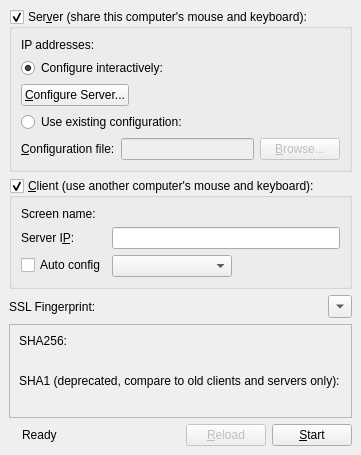
Qt form src/gui/src/MainWindow.ui (pedro-lucaas/inputServer) before a commit.
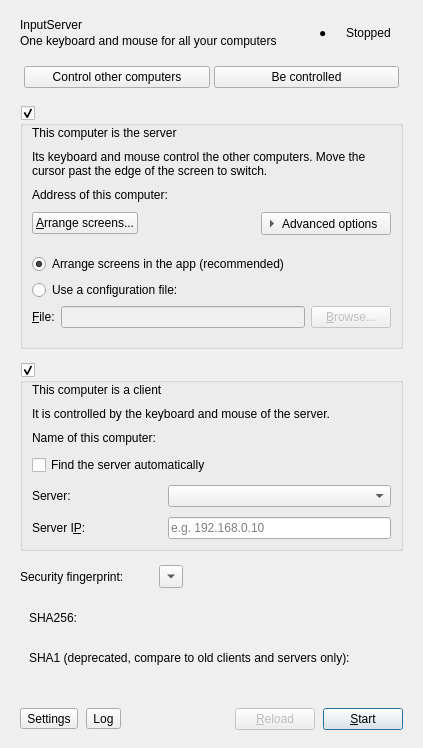
The same form after that commit.

```diff
--- a/src/gui/src/MainWindow.ui
+++ b/src/gui/src/MainWindow.ui
@@ -12,20 +12,165 @@
    <string>InputServer</string>
   </property>
   <widget class="QWidget" name="centralwidget">
-   <layout class="QVBoxLayout" name="verticalLayout_2">
+   <layout class="QVBoxLayout" name="layoutMain">
+    <property name="spacing">
+     <number>14</number>
+    </property>
     <property name="sizeConstraint">
      <enum>QLayout::SetFixedSize</enum>
     </property>
+    <property name="leftMargin">
+     <number>20</number>
+    </property>
+    <property name="topMargin">
+     <number>18</number>
+    </property>
+    <property name="rightMargin">
+     <number>20</number>
+    </property>
+    <property name="bottomMargin">
+     <number>18</number>
+    </property>
+    <item>
+     <layout class="QHBoxLayout" name="layoutHeader">
+      <property name="spacing">
+       <number>12</number>
+      </property>
+      <item>
+       <layout class="QVBoxLayout" name="layoutTitle">
+        <property name="spacing">
+         <number>2</number>
+        </property>
+        <item>
+         <widget class="QLabel" name="labelAppTitle">
+          <property name="text">
+           <string notr="true">InputServer</string>
+          </property>
+         </widget>
+        </item>
+        <item>
+         <widget class="QLabel" name="labelAppSubtitle">
+          <property name="text">
+           <string>One keyboard and mouse for all your computers</string>
+          </property>
+         </widget>
+        </item>
+       </layout>
+      </item>
+      <item>
+       <spacer name="spacerHeader">
+        <property name="orientation">
+         <enum>Qt::Horizontal</enum>
+        </property>
+        <property name="sizeHint" stdset="0">
+         <size>
+          <width>20</width>
+          <height>10</height>
+         </size>
+        </property>
+       </spacer>
+      </item>
+      <item alignment="Qt::AlignVCenter">
+       <widget class="QFrame" name="frameStatusPill">
+        <layout class="QHBoxLayout" name="layoutStatusPill">
+         <property name="spacing">
+          <number>6</number>
+         </property>
+         <property name="leftMargin">
+          <number>10</number>
+         </property>
+         <property name="topMargin">
+          <number>4</number>
+         </property>
+         <property name="rightMargin">
+          <number>12</number>
+         </property>
+         <property name="bottomMargin">
+          <number>4</number>
+         </property>
+         <item>
+          <widget class="QLabel" name="labelStatusDot">
+           <property name="text">
+            <string notr="true">●</string>
+           </property>
+          </widget>
+         </item>
+         <item>
+          <widget class="QLabel" name="m_pLabelPadlock">
+           <property name="text">
+            <string/>
+           </property>
+          </widget>
+         </item>
+         <item>
+          <widget class="QLabel" name="m_pStatusLabel">
+           <property name="text">
+            <string>Stopped</string>
+           </property>
+          </widget>
+         </item>
+        </layout>
+       </widget>
+      </item>
+     </layout>
+    </item>
+    <item>
+     <widget class="QFrame" name="frameRoleSwitch">
+      <layout class="QHBoxLayout" name="layoutRoleSwitch">
+       <property name="spacing">
+        <number>4</number>
+       </property>
+       <property name="leftMargin">
+        <number>4</number>
+       </property>
+       <property name="topMargin">
+        <number>4</number>
+       </property>
+       <property name="rightMargin">
+        <number>4</number>
+       </property>
+       <property name="bottomMargin">
+        <number>4</number>
+       </property>
+       <item>
+        <widget class="QPushButton" name="buttonRoleServer">
+         <property name="text">
+          <string>Control other computers</string>
+         </property>
+         <property name="toolTip">
+          <string>Server: the keyboard and mouse of this computer control the others</string>
+         </property>
+         <property name="checkable">
+          <bool>true</bool>
+         </property>
+         <property name="autoDefault">
+          <bool>false</bool>
+         </property>
+        </widget>
+       </item>
+       <item>
+        <widget class="QPushButton" name="buttonRoleClient">
+         <property name="text">
+          <string>Be controlled</string>
+         </property>
+         <property name="toolTip">
+          <string>Client: this computer is controlled by another computer's keyboard and mouse</string>
+         </property>
+         <property name="checkable">
+          <bool>true</bool>
+         </property>
+         <property name="autoDefault">
+          <bool>false</bool>
+         </property>
+        </widget>
+       </item>
+      </layout>
+     </widget>
+    </item>
     <item>
      <widget class="QGroupBox" name="m_pGroupServer">
-      <property name="sizePolicy">
-       <sizepolicy hsizetype="Preferred" vsizetype="Preferred">
-        <horstretch>0</horstretch>
-        <verstretch>0</verstretch>
-       </sizepolicy>
-      </property>
       <property name="title">
-       <string>Ser&amp;ver (share this computer's mouse and keyboard):</string>
+       <string notr="true"/>
       </property>
       <property name="checkable">
        <bool>true</bool>
@@ -33,16 +178,51 @@
       <property name="checked">
        <bool>true</bool>
       </property>
-      <layout class="QVBoxLayout">
+      <property name="card" stdset="0">
+       <bool>true</bool>
+      </property>
+      <layout class="QVBoxLayout" name="layoutServerCard">
+       <property name="spacing">
+        <number>10</number>
+       </property>
+       <property name="topMargin">
+        <number>0</number>
+       </property>
        <item>
-        <layout class="QFormLayout" name="formLayout">
+        <widget class="QLabel" name="labelServerCardTitle">
+         <property name="text">
+          <string>This computer is the server</string>
+         </property>
+         <property name="cardTitle" stdset="0">
+          <bool>true</bool>
+         </property>
+        </widget>
+       </item>
+       <item>
+        <widget class="QLabel" name="labelServerCardHint">
+         <property name="text">
+          <string>Its keyboard and mouse control the other computers. Move the cursor past the edge of the screen to switch.</string>
+         </property>
+         <property name="wordWrap">
+          <bool>true</bool>
+         </property>
+         <property name="hint" stdset="0">
+          <bool>true</bool>
+         </property>
+        </widget>
+       </item>
+       <item>
+        <layout class="QFormLayout" name="layoutServerForm">
          <property name="fieldGrowthPolicy">
           <enum>QFormLayout::AllNonFixedFieldsGrow</enum>
          </property>
+         <property name="horizontalSpacing">
+          <number>12</number>
+         </property>
          <item row="0" column="0">
           <widget class="QLabel" name="label_2">
            <property name="text">
-            <string>IP addresses:</string>
+            <string>Address of this computer:</string>
            </property>
           </widget>
          </item>
@@ -56,90 +236,118 @@
         </layout>
        </item>
        <item>
-        <widget class="QRadioButton" name="m_pRadioInternalConfig">
-         <property name="text">
-          <string>Configure interactively:</string>
-         </property>
-         <property name="checked">
-          <bool>true</bool>
-         </property>
-        </widget>
-       </item>
-       <item>
-        <layout class="QHBoxLayout" name="horizontalLayout_4">
+        <layout class="QHBoxLayout" name="layoutServerActions">
          <item>
           <widget class="QPushButton" name="m_pButtonConfigureServer">
            <property name="text">
-            <string>&amp;Configure Server...</string>
+            <string>&amp;Arrange screens...</string>
+           </property>
+           <property name="autoDefault">
+            <bool>false</bool>
            </property>
           </widget>
          </item>
          <item>
-          <spacer>
+          <spacer name="spacerServerActions">
            <property name="orientation">
             <enum>Qt::Horizontal</enum>
            </property>
            <property name="sizeHint" stdset="0">
             <size>
-             <width>40</width>
-             <height>20</height>
+             <width>20</width>
+             <height>10</height>
             </size>
            </property>
           </spacer>
          </item>
+         <item>
+          <widget class="QToolButton" name="toolbutton_server_advanced">
+           <property name="text">
+            <string>Advanced options</string>
+           </property>
+           <property name="checkable">
+            <bool>true</bool>
+           </property>
+           <property name="toolButtonStyle">
+            <enum>Qt::ToolButtonTextBesideIcon</enum>
+           </property>
+           <property name="arrowType">
+            <enum>Qt::RightArrow</enum>
+           </property>
+          </widget>
+         </item>
         </layout>
        </item>
        <item>
-        <widget class="QRadioButton" name="m_pRadioExternalConfig">
-         <property name="text">
-          <string>Use existing configuration:</string>
-         </property>
+        <widget class="QFrame" name="frame_server_advanced">
+         <layout class="QVBoxLayout" name="layoutServerAdvanced">
+          <property name="leftMargin">
+           <number>0</number>
+          </property>
+          <property name="rightMargin">
+           <number>0</number>
+          </property>
+          <item>
+           <widget class="QRadioButton" name="m_pRadioInternalConfig">
+            <property name="text">
+             <string>Arrange screens in the app (recommended)</string>
+            </property>
+            <property name="checked">
+             <bool>true</bool>
+            </property>
+           </widget>
+          </item>
+          <item>
+           <widget class="QRadioButton" name="m_pRadioExternalConfig">
+            <property name="text">
+             <string>Use a configuration file:</string>
+            </property>
+           </widget>
+          </item>
+          <item>
+           <layout class="QHBoxLayout" name="layoutConfigFile">
+            <item>
+             <widget class="QLabel" name="m_pLabelConfigurationFile">
+              <property name="text">
+               <string>&amp;File:</string>
+              </property>
+              <property name="buddy">
+               <cstring>m_pLineEditConfigFile</cstring>
+              </property>
+             </widget>
+            </item>
+            <item>
+             <widget class="QLineEdit" name="m_pLineEditConfigFile">
+              <property name="enabled">
+               <bool>false</bool>
+              </property>
+             </widget>
+            </item>
+            <item>
+             <widget class="QPushButton" name="m_pButtonBrowseConfigFile">
+              <property name="enabled">
+               <bool>false</bool>
+              </property>
+              <property name="text">
+               <string>&amp;Browse...</string>
+              </property>
+              <property name="autoDefault">
+               <bool>false</bool>
+              </property>
+             </widget>
+            </item>
+           </layout>
+          </item>
+         </layout>
         </widget>
        </item>
-       <item>
-        <layout class="QHBoxLayout">
-         <item>
-          <widget class="QLabel" name="m_pLabelConfigurationFile">
-           <property name="text">
-            <string>&amp;Configuration file:</string>
-           </property>
-           <property name="buddy">
-            <cstring>m_pLineEditConfigFile</cstring>
-           </property>
-          </widget>
-         </item>
-         <item>
-          <widget class="QLineEdit" name="m_pLineEditConfigFile">
-           <property name="enabled">
-            <bool>false</bool>
-           </property>
-          </widget>
-         </item>
-         <item>
-          <widget class="QPushButton" name="m_pButtonBrowseConfigFile">
-           <property name="enabled">
-            <bool>false</bool>
-           </property>
-           <property name="text">
-            <string>&amp;Browse...</string>
-           </property>
-          </widget>
-         </item>
-        </layout>
-       </item>
       </layout>
      </widget>
     </item>
     <item>
      <widget class="QGroupBox" name="m_pGroupClient">
-      <property name="sizePolicy">
-       <sizepolicy hsizetype="Preferred" vsizetype="Preferred">
-        <horstretch>0</horstretch>
-        <verstretch>0</verstretch>
-       </sizepolicy>
-      </property>
       <property name="title">
-       <string>&amp;Client (use another computer's mouse and keyboard):</string>
+       <string notr="true"/>
       </property>
       <property name="checkable">
        <bool>true</bool>
@@ -147,59 +355,109 @@
       <property name="checked">
        <bool>true</bool>
       </property>
-      <layout class="QFormLayout" name="formLayout_3">
-       <property name="fieldGrowthPolicy">
-        <enum>QFormLayout::AllNonFixedFieldsGrow</enum>
+      <property name="card" stdset="0">
+       <bool>true</bool>
+      </property>
+      <layout class="QVBoxLayout" name="layoutClientCard">
+       <property name="spacing">
+        <number>10</number>
        </property>
-       <item row="0" column="0">
-        <widget class="QLabel" name="label_5">
+       <property name="topMargin">
+        <number>0</number>
+       </property>
+       <item>
+        <widget class="QLabel" name="labelClientCardTitle">
          <property name="text">
-          <string>Screen name:</string>
+          <string>This computer is a client</string>
          </property>
-        </widget>
-       </item>
-       <item row="0" column="1">
-        <widget class="QLabel" name="m_pLabelScreenName">
-         <property name="text">
-          <string notr="true"/>
+         <property name="cardTitle" stdset="0">
+          <bool>true</bool>
          </property>
         </widget>
        </item>
-       <item row="2" column="0">
-        <widget class="QLabel" name="m_pLabelServerName">
+       <item>
+        <widget class="QLabel" name="labelClientCardHint">
          <property name="text">
-          <string>Server I&amp;P:</string>
+          <string>It is controlled by the keyboard and mouse of the server.</string>
          </property>
-         <property name="buddy">
-          <cstring>m_pLineEditHostname</cstring>
+         <property name="wordWrap">
+          <bool>true</bool>
          </property>
-        </widget>
-       </item>
-       <item row="2" column="1">
-        <widget class="QLineEdit" name="m_pLineEditHostname"/>
-       </item>
-       <item row="3" column="0">
-        <widget class="QCheckBox" name="m_pCheckBoxAutoConfig">
-         <property name="text">
-          <string>Auto config</string>
+         <property name="hint" stdset="0">
+          <bool>true</bool>
          </property>
         </widget>
        </item>
-       <item row="3" column="1">
-        <widget class="QComboBox" name="m_pComboServerList">
-         <property name="sizePolicy">
-          <sizepolicy hsizetype="Maximum" vsizetype="Preferred">
-           <horstretch>0</horstretch>
-           <verstretch>0</verstretch>
-          </sizepolicy>
+       <item>
+        <layout class="QFormLayout" name="layoutClientForm">
+         <property name="fieldGrowthPolicy">
+          <enum>QFormLayout::AllNonFixedFieldsGrow</enum>
          </property>
-         <property name="minimumSize">
-          <size>
-           <width>120</width>
-           <height>0</height>
-          </size>
+         <property name="horizontalSpacing">
+          <number>12</number>
          </property>
-        </widget>
+         <property name="verticalSpacing">
+          <number>10</number>
+         </property>
+         <item row="0" column="0">
+          <widget class="QLabel" name="label_5">
+           <property name="text">
+            <string>Name of this computer:</string>
+           </property>
+          </widget>
+         </item>
+         <item row="0" column="1">
+          <widget class="QLabel" name="m_pLabelScreenName">
+           <property name="text">
+            <string notr="true"/>
+           </property>
+           <property name="textInteractionFlags">
+            <set>Qt::TextSelectableByMouse</set>
+           </property>
+          </widget>
+         </item>
+         <item row="1" column="0" colspan="2">
+          <widget class="QCheckBox" name="m_pCheckBoxAutoConfig">
+           <property name="text">
+            <string>Find the server automatically</string>
+           </property>
+          </widget>
+         </item>
+         <item row="2" column="0">
+          <widget class="QLabel" name="labelServerFound">
+           <property name="text">
+            <string>Server:</string>
+           </property>
+          </widget>
+         </item>
+         <item row="2" column="1">
+          <widget class="QComboBox" name="m_pComboServerList">
+           <property name="minimumSize">
+            <size>
+             <width>200</width>
+             <height>0</height>
+            </size>
+           </property>
+          </widget>
+         </item>
+         <item row="3" column="0">
+          <widget class="QLabel" name="m_pLabelServerName">
+           <property name="text">
+            <string>Server I&amp;P:</string>
+           </property>
+           <property name="buddy">
+            <cstring>m_pLineEditHostname</cstring>
+           </property>
+          </widget>
+         </item>
+         <item row="3" column="1">
+          <widget class="QLineEdit" name="m_pLineEditHostname">
+           <property name="placeholderText">
+            <string>e.g. 192.168.0.10</string>
+           </property>
+          </widget>
+         </item>
+        </layout>
        </item>
       </layout>
      </widget>
@@ -215,7 +473,10 @@
          </sizepolicy>
         </property>
         <property name="text">
-         <string>SSL Fingerprint:</string>
+         <string>Security fingerprint:</string>
+        </property>
+        <property name="hint" stdset="0">
+         <bool>true</bool>
         </property>
        </widget>
       </item>
@@ -239,15 +500,25 @@
         </property>
        </widget>
       </item>
+      <item>
+       <spacer name="spacerFingerprint">
+        <property name="orientation">
+         <enum>Qt::Horizontal</enum>
+        </property>
+        <property name="sizeHint" stdset="0">
+         <size>
+          <width>10</width>
+          <height>10</height>
+         </size>
+        </property>
+       </spacer>
+      </item>
      </layout>
     </item>
     <item>
      <widget class="QFrame" name="frame_fingerprint_details">
-      <property name="frameShape">
-       <enum>QFrame::StyledPanel</enum>
-      </property>
-      <property name="frameShadow">
-       <enum>QFrame::Raised</enum>
+      <property name="card" stdset="0">
+       <bool>true</bool>
       </property>
       <layout class="QGridLayout" name="gridLayout">
        <property name="sizeConstraint">
@@ -306,24 +577,21 @@
      </widget>
     </item>
     <item>
-     <layout class="QHBoxLayout" name="horizontalLayout">
-      <property name="sizeConstraint">
-       <enum>QLayout::SetDefaultConstraint</enum>
+     <layout class="QHBoxLayout" name="layoutFooter">
+      <property name="spacing">
+       <number>8</number>
       </property>
       <item>
-       <widget class="QLabel" name="m_pLabelPadlock">
-        <property name="enabled">
-         <bool>true</bool>
-        </property>
+       <widget class="QToolButton" name="toolbutton_settings">
         <property name="text">
-         <string/>
+         <string>Settings</string>
         </property>
        </widget>
       </item>
       <item>
-       <widget class="QLabel" name="m_pStatusLabel">
+       <widget class="QToolButton" name="toolbutton_log">
         <property name="text">
-         <string>Ready</string>
+         <string>Log</string>
         </property>
        </widget>
       </item>
@@ -348,6 +616,12 @@
         <property name="text">
          <string>&amp;Reload</string>
         </property>
+        <property name="toolTip">
+         <string>Restart the connection to apply changes</string>
+        </property>
+        <property name="autoDefault">
+         <bool>false</bool>
+        </property>
        </widget>
       </item>
       <item>
@@ -355,6 +629,12 @@
         <property name="text">
          <string>&amp;Start</string>
         </property>
+        <property name="primary" stdset="0">
+         <bool>true</bool>
+        </property>
+        <property name="default">
+         <bool>true</bool>
+        </property>
        </widget>
       </item>
      </layout>
```
Left out of the diff: 8 changed lines with no effect on the pictures.
